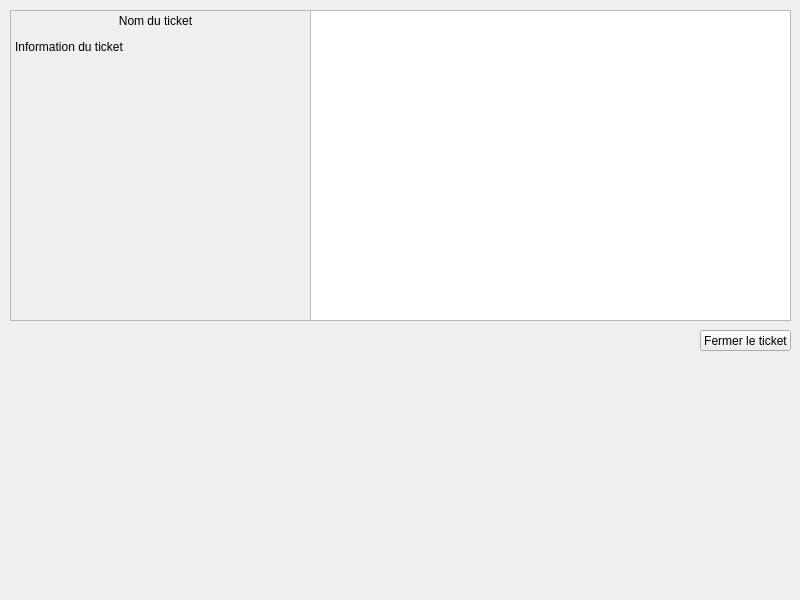
The window that technicienwidget.ui (madisonnoyer54/EasyTicket) describes before a commit, drawn with Qt 5.
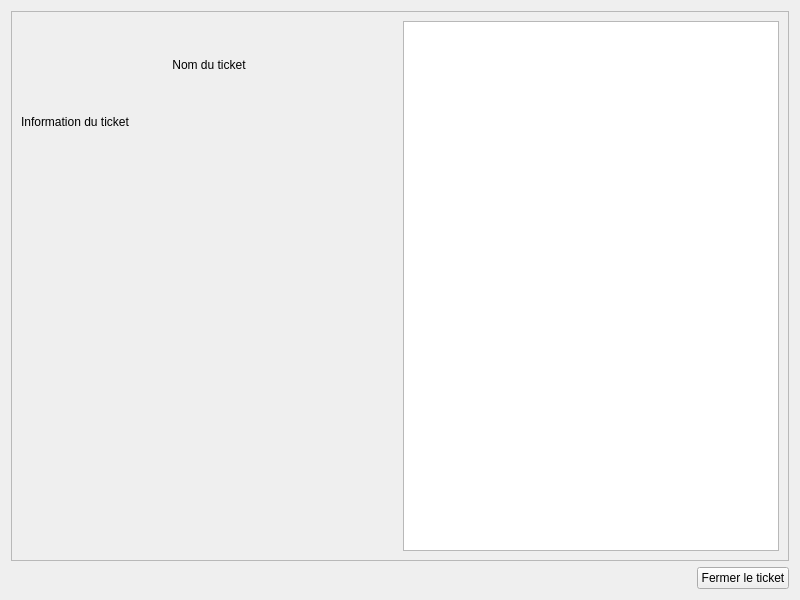
The same window after the commit.

Commit message: Adaptation de l'interface graphique

The edit to the form file:
```diff
--- a/technicienwidget.ui
+++ b/technicienwidget.ui
@@ -13,29 +13,33 @@
   <property name="windowTitle">
    <string>Form</string>
   </property>
+  <layout class="QVBoxLayout" name="verticalLayout_3">
+   <item>
+    <layout class="QVBoxLayout" name="verticalLayout_2">
+     <item>
   <widget class="QFrame" name="ticketFrame">
-   <property name="geometry">
-    <rect>
-     <x>10</x>
-     <y>10</y>
-     <width>781</width>
-     <height>311</height>
-    </rect>
-   </property>
    <property name="frameShape">
     <enum>QFrame::StyledPanel</enum>
    </property>
    <property name="frameShadow">
     <enum>QFrame::Raised</enum>
    </property>
+       <layout class="QHBoxLayout" name="horizontalLayout">
+        <item>
+         <layout class="QVBoxLayout" name="verticalLayout">
+          <item>
    <widget class="QLabel" name="ticketName">
-    <property name="geometry">
-     <rect>
-      <x>5</x>
-      <y>0</y>
-      <width>281</width>
-      <height>21</height>
-     </rect>
+            <property name="sizePolicy">
+             <sizepolicy hsizetype="Expanding" vsizetype="Expanding">
+              <horstretch>0</horstretch>
+              <verstretch>0</verstretch>
+             </sizepolicy>
+            </property>
+            <property name="maximumSize">
+             <size>
+              <width>16777215</width>
+              <height>20</height>
+             </size>
     </property>
     <property name="text">
      <string>Nom du ticket</string>
@@ -44,19 +48,19 @@
      <set>Qt::AlignCenter</set>
     </property>
    </widget>
+          </item>
+          <item>
    <widget class="QLabel" name="ticketInfo">
-    <property name="geometry">
-     <rect>
-      <x>5</x>
-      <y>30</y>
-      <width>280</width>
-      <height>250</height>
-     </rect>
+            <property name="sizePolicy">
+             <sizepolicy hsizetype="Expanding" vsizetype="Expanding">
+              <horstretch>0</horstretch>
+              <verstretch>0</verstretch>
+             </sizepolicy>
     </property>
     <property name="maximumSize">
      <size>
-      <width>280</width>
-      <height>250</height>
+              <width>350</width>
+              <height>400</height>
      </size>
     </property>
     <property name="text">
@@ -69,30 +73,48 @@
      <bool>true</bool>
     </property>
    </widget>
-   <widget class="QListView" name="messageList">
-    <property name="geometry">
-     <rect>
-      <x>300</x>
-      <y>0</y>
-      <width>481</width>
-      <height>311</height>
-     </rect>
-    </property>
-   </widget>
-  </widget>
+          </item>
+         </layout>
+        </item>
+        <item>
+         <widget class="QListView" name="messageList"/>
+        </item>
+       </layout>
+      </widget>
+     </item>
+     <item>
+      <layout class="QHBoxLayout" name="horizontalLayout_2">
+       <item>
+        <spacer name="horizontalSpacer">
+         <property name="orientation">
+          <enum>Qt::Horizontal</enum>
+         </property>
+         <property name="sizeHint" stdset="0">
+          <size>
+           <width>40</width>
+           <height>20</height>
+          </size>
+         </property>
+        </spacer>
+       </item>
+       <item>
   <widget class="QPushButton" name="fermerTicket">
-   <property name="geometry">
-    <rect>
-     <x>700</x>
-     <y>330</y>
-     <width>91</width>
-     <height>21</height>
-    </rect>
+         <property name="sizePolicy">
+          <sizepolicy hsizetype="Preferred" vsizetype="Preferred">
+           <horstretch>0</horstretch>
+           <verstretch>0</verstretch>
+          </sizepolicy>
    </property>
    <property name="text">
     <string>Fermer le ticket</string>
    </property>
   </widget>
+       </item>
+      </layout>
+     </item>
+    </layout>
+   </item>
+  </layout>
  </widget>
  <resources/>
  <connections/>
```
Lines whose indentation alone changed are shown as unchanged. The commit also changes 3 other files.
